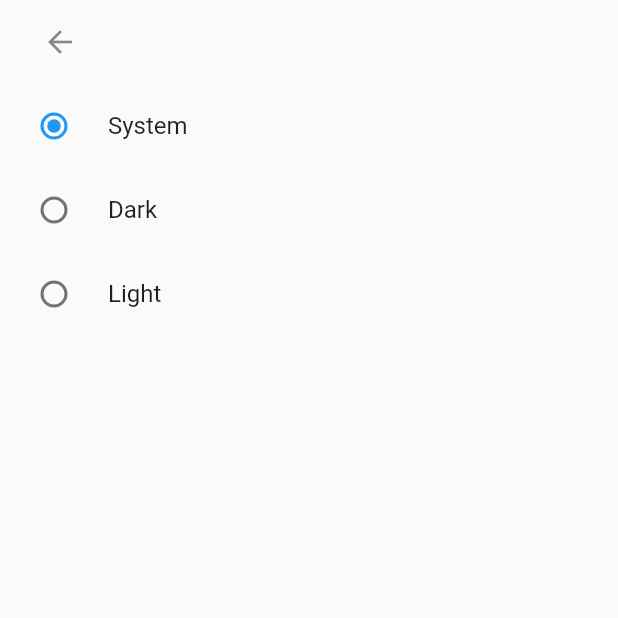
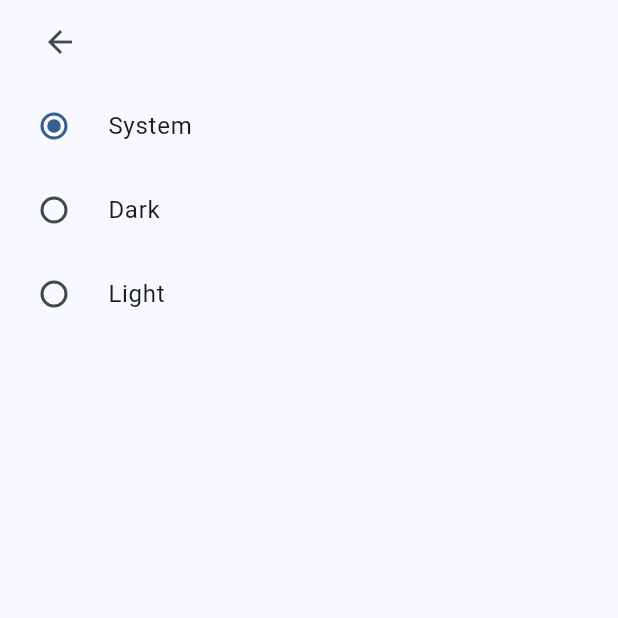
Before and after one commit to reo1109/Poke-Dex, a Flutter app: the screen it shows after launch, item 2 of the bottom bar chosen, after a tap on "Dark/Light Mode", on a phone screen of 412 x 824 dp, the top half of it. Run offline on Flutter 3.47's test engine with Material 2 defaults, Android fonts, the phone set to English and light mode, and no system bars; our stand-ins replace cached_network_image, shared_preferences, sqflite; accounts and stored records are empty; network calls fail.

Commit message:
MaterialDesign3導入

```diff
--- a/lib/main.dart
+++ b/lib/main.dart
@@ -44,7 +44,8 @@ class _MyAppState extends State<MyApp> {
       builder: (context, mode, child) => MaterialApp(
         title: 'Flutter Demo',
         theme: ThemeData(
-          primarySwatch: Colors.blue,
+          useMaterial3: true,
+          colorSchemeSeed: Colors.blue,
         ),
         darkTheme: ThemeData.dark(),
         themeMode: mode.mode,
```
